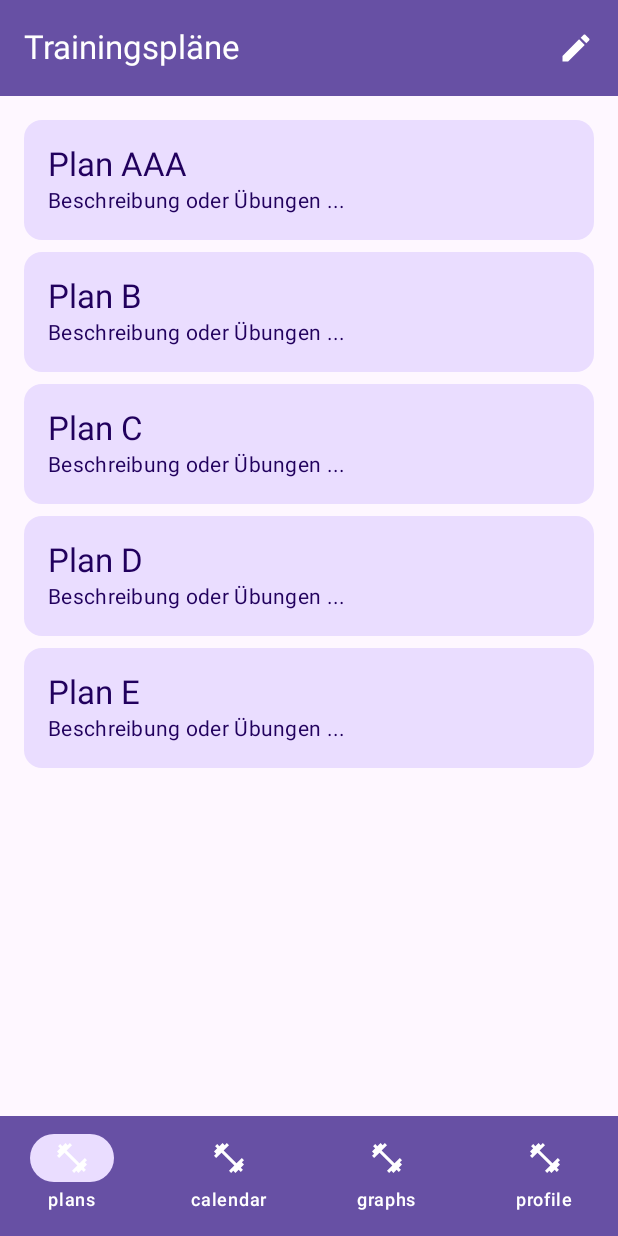
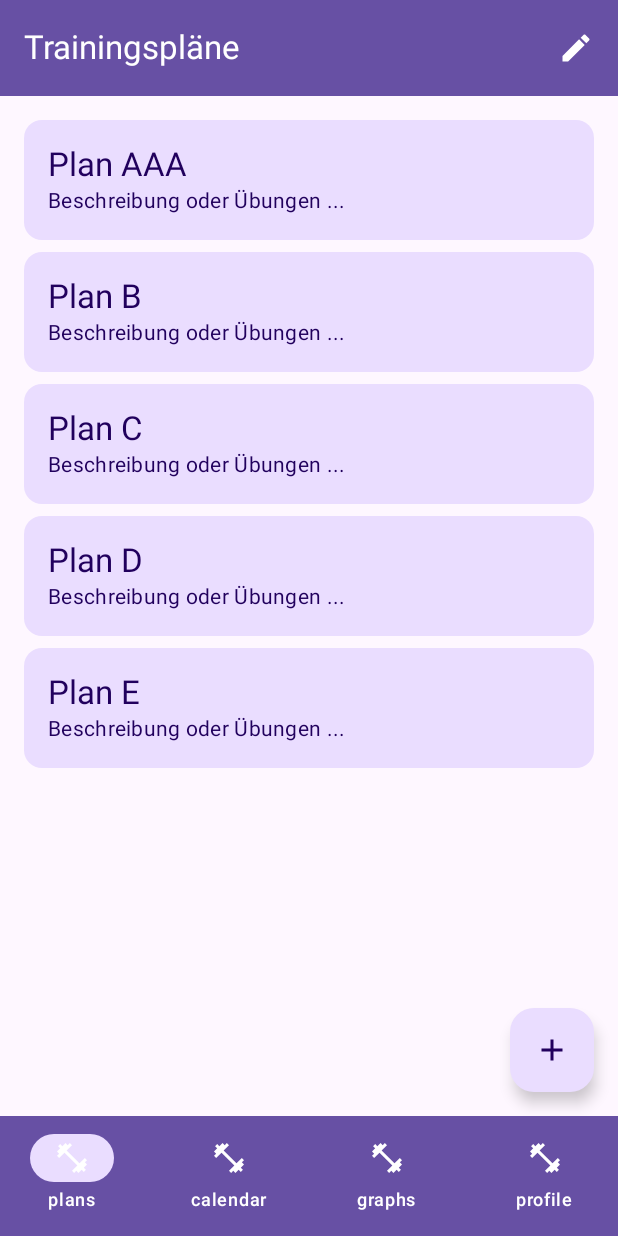
Before and after one commit to SergejAll/FitnessApp, an Android app built with Jetpack Compose: the screen it shows after launch (MainActivity), on a phone screen of 412 x 824 dp. Run offline under Robolectric (Android 15) with nearby library versions, the light colour scheme and no system bars.

Commit message:
changed padding fro floating button

```diff
--- a/app/src/main/java/com/with/fitnessapp/screens/PlansScreen.kt
+++ b/app/src/main/java/com/with/fitnessapp/screens/PlansScreen.kt
@@ -44,7 +44,9 @@ fun PlansScreen() {
     Scaffold(
         topBar = { AppHeader("Trainingspläne") { /* Edit click */ } },
         floatingActionButton = {
-            FloatingActionButton(onClick = { /* Add Plan: plans.add("New Plan ${plans.size + 1}") */ }) {
+            FloatingActionButton(
+                modifier = Modifier.padding(bottom = 80.dp),
+                onClick = { /* Add Plan: plans.add("New Plan ${plans.size + 1}") */ }) {
                 Icon(Icons.Default.Add, contentDescription = "Add Plan")
             }
         }
--- a/app/src/main/res/values/themes.xml
+++ b/app/src/main/res/values/themes.xml
@@ -2,7 +2,7 @@
 <resources xmlns:tools="http://schemas.android.com/tools">
 
     <!-- Compose nutzt diese Theme-Referenz -->
-    <style name="Theme.FitnessApp" parent="Theme.Material3.Dark">
+    <style name="Theme.FitnessApp" parent="Theme.Material3.DayNight.NoActionBar">
         <!-- Keine Farben hier definieren, das kommt in Compose -->
     </style>
 
```
